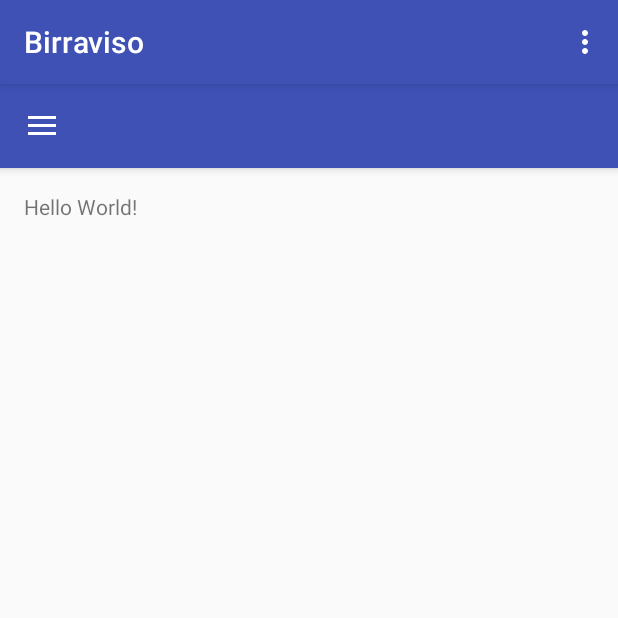
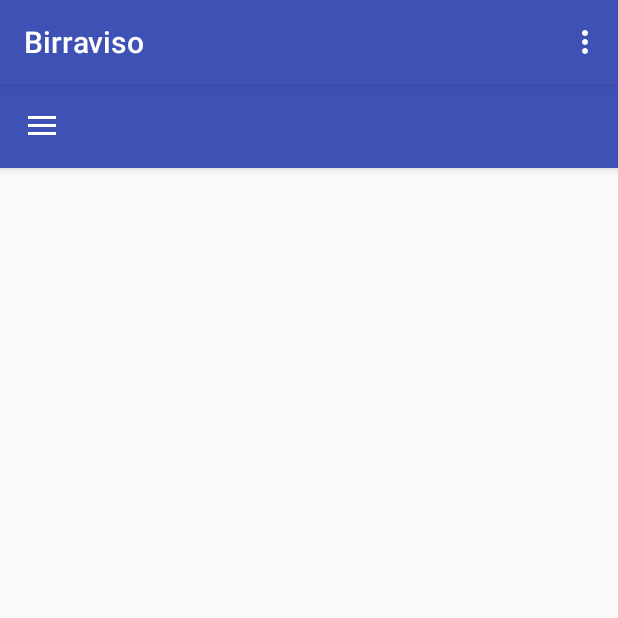
Before and after one commit to danielbenitezbahia/Birraviso, an Android app: the MainActivity screen opened directly, with no data from a screen before it, on a phone screen of 412 x 824 dp, the top half of it. Run offline under Robolectric (Android 15) with nearby library versions, the phone set to English and light mode, and no system bars; 1 statement that could not run was skipped.

Commit message:
Comit del día

```diff
--- a/app/build.gradle
+++ b/app/build.gradle
@@ -27,5 +27,6 @@ dependencies {
     compile 'com.android.support:appcompat-v7:25.1.0'
     compile 'com.android.support:design:25.1.0'
     compile 'com.mcxiaoke.volley:library-aar:1.0.0'
+    compile 'com.android.support:recyclerview-v7:25.1.0'
     testCompile 'junit:junit:4.12'
 }
--- a/app/src/main/res/layout/content_main.xml
+++ b/app/src/main/res/layout/content_main.xml
@@ -13,8 +13,9 @@
     tools:context="com.superlogico.birraviso.MainActivity"
     tools:showIn="@layout/app_bar_main">
 
-    <TextView
-        android:layout_width="wrap_content"
+    <android.support.v7.widget.RecyclerView
+        android:id="@+id/recycler_view"
+        android:layout_width="match_parent"
         android:layout_height="wrap_content"
-        android:text="Hello World!" />
+        android:scrollbars="vertical" />
 </RelativeLayout>
--- a/app/src/main/res/values/colors.xml
+++ b/app/src/main/res/values/colors.xml
@@ -16,4 +16,6 @@
     <color name="btn_login_bg">#eceef1</color>
     <color name="lbl_name">#333333</color>
     <color name="btn_logut_bg">#ff6861</color>
+    <color name="year">#999999</color>
+    <color name="title">#222222</color>
 </resources>
```
